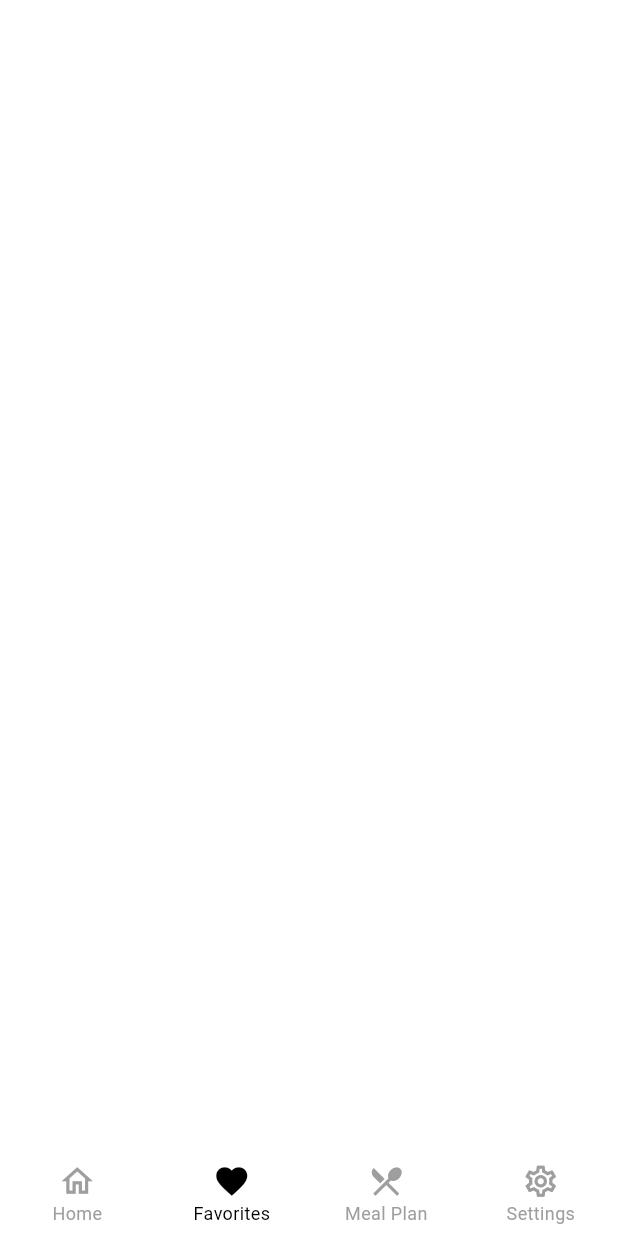
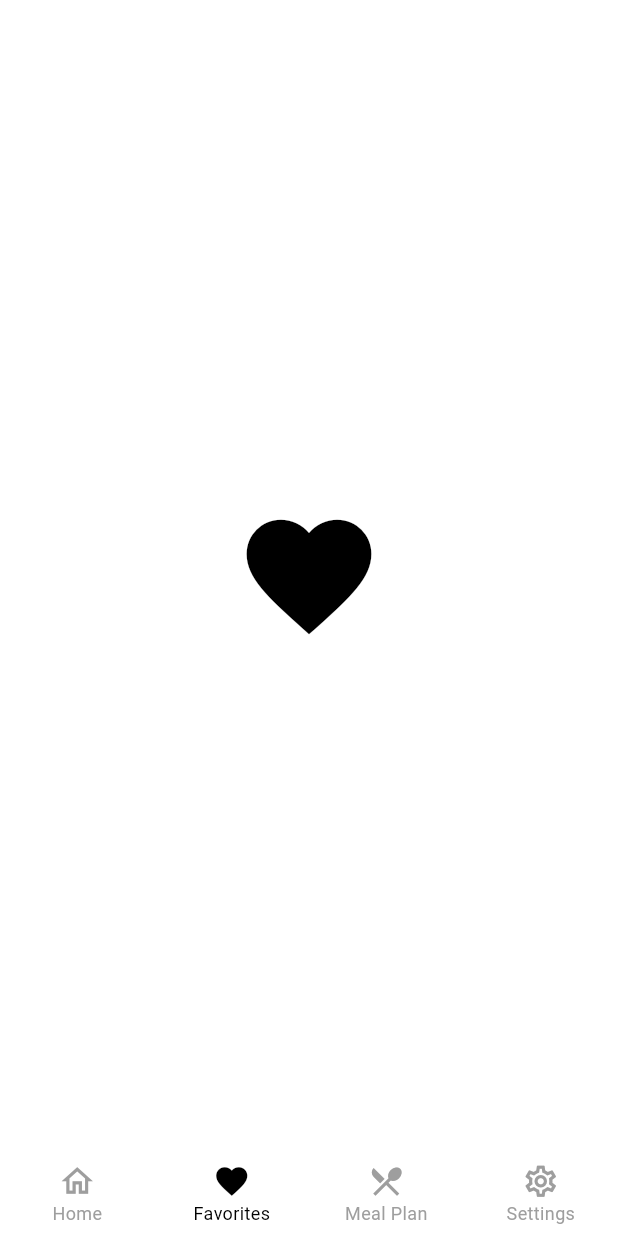
Before and after one commit to Prathisthapandey12/recipe_app, a Flutter app: the screen it shows after launch, item 2 of the bottom bar chosen, on a phone screen of 412 x 824 dp. Run offline on Flutter 3.47's test engine with Material 3 defaults, Android fonts, the phone set to English and light mode, and no system bars; our stand-ins replace firebase_core; accounts and stored records are empty.

Commit message:
added home screen

```diff
--- a/lib/views/app_main_screen.dart
+++ b/lib/views/app_main_screen.dart
@@ -1,17 +1,29 @@
 import 'package:flutter/material.dart';
-
+import 'package:recipe_app/views/app_home_screen.dart';
 
 
 class AppMainScreen extends StatefulWidget{
   const AppMainScreen({Key? key}) : super(key: key);
 
   @override
-  _AppMainScreenState createState() => _AppMainScreenState();
+  State<AppMainScreen> createState() => _AppMainScreenState();
 }
 
 class _AppMainScreenState extends State<AppMainScreen>{
 
   int selectedindex = 0;
+  late final List<Widget> page;
+
+  @override
+  void initState(){
+    page = [
+      AppHomeScreen(),
+      navbarpage(Icons.favorite),
+      navbarpage(Icons.restaurant_menu),
+      navbarpage(Icons.settings),
+    ];
+    super.initState();
+  }
 
   @override
   Widget build(BuildContext context){
@@ -52,6 +64,17 @@ class _AppMainScreenState extends State<AppMainScreen>{
         ],
 
       ),
+      body: page[selectedindex],
+    );
+  }
+
+  navbarpage(iconName){
+    return Center(
+      child: Icon(
+        iconName,
+        size: 100,
+        color: Colors.black,
+      ),
     );
   }
 }
```
Also changed, not shown: lib/views/app_home_screen.dart (added, +18 -0 lines), 1 other file.
